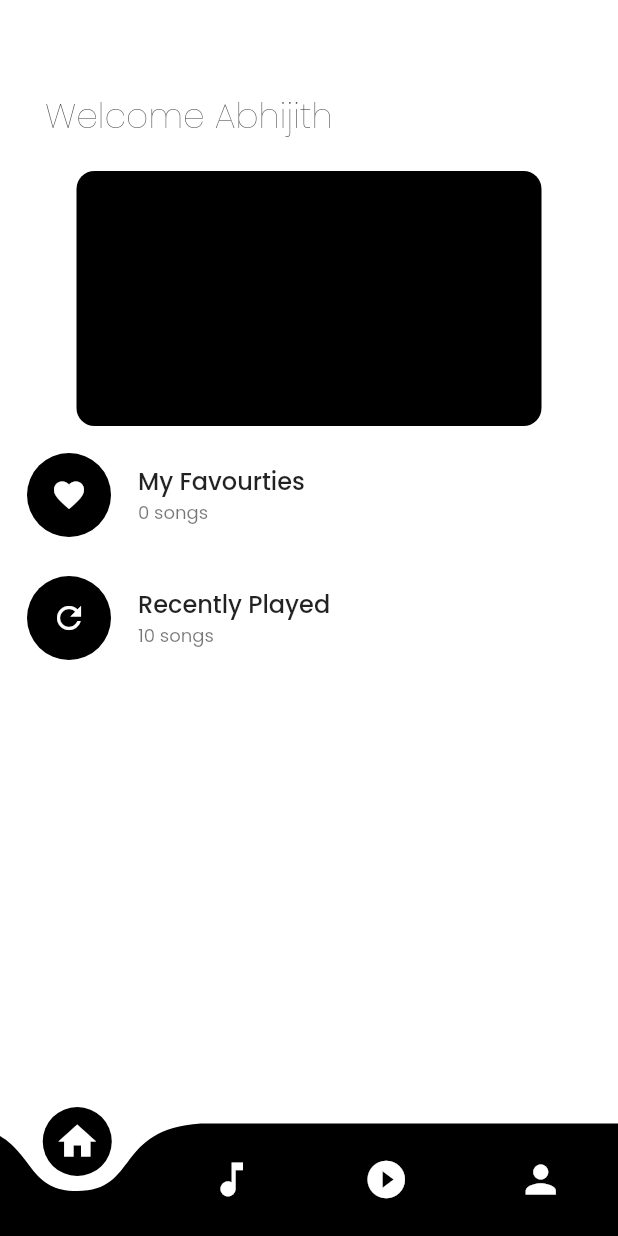
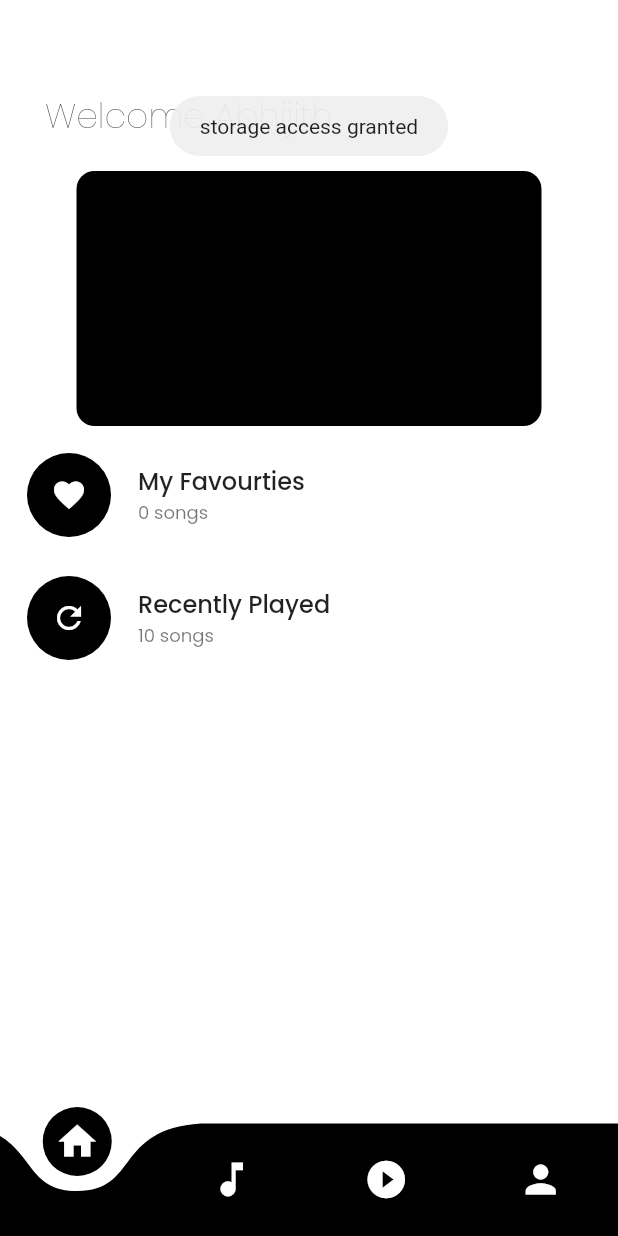
Before and after one commit to AbhijithNellikkat/MvPlayer, a Flutter app: the screen it shows after launch, after a tap on "Skip", after a tap on "explore the app", on a phone screen of 412 x 824 dp. Run offline on Flutter 3.47's test engine with Material 2 defaults, Android fonts, the light colour scheme and no system bars; drawn by our look-alikes of carousel_slider, curved_navigation_bar; our stand-ins replace anim_search_bar, flutter_onboarding_slider, fluttertoast, get, google_fonts, just_audio and 4 more.

Commit message:
Permission code changed

```diff
--- a/lib/app/modules/home/controllers/home_controller.dart
+++ b/lib/app/modules/home/controllers/home_controller.dart
@@ -1,3 +1,31 @@
 import 'package:get/get.dart';
+import 'package:permission_handler/permission_handler.dart';
+import 'package:fluttertoast/fluttertoast.dart';
 
-class HomeController extends GetxController {}
+class HomeController extends GetxController {
+  @override
+  void onInit() {
+    super.onInit();
+    checkPermission();
+  }
+
+  checkPermission() async {
+    var status = await Permission.storage.status;
+    if (status.isGranted) {
+      Fluttertoast.showToast(msg: 'storage access granted', gravity: ToastGravity.TOP);
+    } else if (status.isDenied) {
+      requestStoragePermission();
+    }
+  }
+
+  void requestStoragePermission() async {
+    var status = await Permission.storage.request();
+    if (status.isGranted) {
+       Fluttertoast.showToast(msg: 'storage access granted', gravity: ToastGravity.TOP);
+    } else if (status.isDenied) {
+       Fluttertoast.showToast(msg: 'storage access Denied', gravity: ToastGravity.TOP);
+    } else if (status.isPermanentlyDenied) {
+       Fluttertoast.showToast(msg: 'storage access PermanentlyDenied', gravity: ToastGravity.TOP);
+    }
+  }
+}
--- a/lib/app/modules/home/views/bottom_navbar_view.dart
+++ b/lib/app/modules/home/views/bottom_navbar_view.dart
@@ -2,8 +2,6 @@ import 'package:curved_navigation_bar/curved_navigation_bar.dart';
 import 'package:flutter/material.dart';
 import 'package:get/get.dart';
 import 'package:mv_player/app/modules/home/views/home_view.dart';
-import 'package:mv_player/app/modules/musics/controllers/all_musics_player_controller.dart';
-
 import '../../musics/views/musics_view.dart';
 import '../../profile/views/profile_view.dart';
 import '../../videos/views/videos_view.dart';
@@ -15,7 +13,6 @@ class BottomNavbarView extends StatelessWidget {
 
   final NavBarController navBarController = Get.find();
 
-
   GlobalKey<CurvedNavigationBarState> bottomNavigationKey = GlobalKey();
 
   @override
@@ -26,10 +23,10 @@ class BottomNavbarView extends StatelessWidget {
           body: IndexedStack(
             index: navBarController.tabIndex,
             children: [
-              HomeView(),
+              const HomeView(),
               MusicsView(),
-              VideosView(),
-              ProfileView(),
+              const VideosView(),
+              const ProfileView(),
             ],
           ),
           bottomNavigationBar: CurvedNavigationBar(
--- a/lib/app/modules/home/views/home_view.dart
+++ b/lib/app/modules/home/views/home_view.dart
@@ -1,6 +1,8 @@
 import 'package:carousel_slider/carousel_slider.dart';
 import 'package:flutter/material.dart';
+import 'package:get/get.dart';
 import 'package:google_fonts/google_fonts.dart';
+import 'package:mv_player/app/modules/home/controllers/home_controller.dart';
 import 'package:mv_player/app/modules/musics/widgets/my_favourties_widget.dart';
 
 import '../../recentlyPlayed/views/recently_played_view.dart';
@@ -20,6 +22,8 @@ class _HomeViewState extends State<HomeView> {
   ];
 
   final CarouselController carouselController = CarouselController();
+  final HomeController homeController = Get.find();
+
   int currentIndex = 0;
 
   @override
--- a/lib/app/modules/musics/controllers/all_musics_player_controller.dart
+++ b/lib/app/modules/musics/controllers/all_musics_player_controller.dart
@@ -1,27 +1,13 @@
 import 'package:get/get.dart';
 import 'package:just_audio/just_audio.dart';
 import 'package:on_audio_query/on_audio_query.dart';
-import 'package:permission_handler/permission_handler.dart';
 
 class AllMusicsPlayerController extends GetxController {
   final OnAudioQuery audioQuery = OnAudioQuery();
 
   final AudioPlayer audioPlayer = AudioPlayer();
 
-  @override
-  void onInit() {
-    super.onInit();
-    checkPermission();
-  }
 
-  checkPermission() async {
-    var permission = await Permission.storage.request();
-
-    if (permission.isGranted) {
-    } else {
-      checkPermission();
-    }
-  }
 
   playSong(String? uri) async {
     await audioPlayer.setAudioSource(AudioSource.uri(Uri.parse(uri!)));
--- a/lib/app/modules/musics/views/musics_view.dart
+++ b/lib/app/modules/musics/views/musics_view.dart
@@ -5,7 +5,6 @@ import 'package:mv_player/app/modules/musics/controllers/musics_controller.dart'
 import 'package:mv_player/app/modules/musics/views/favourites_view.dart';
 import 'package:mv_player/app/modules/musics/views/playlists_view.dart';
 import 'package:mv_player/app/modules/musics/views/tracks_view.dart';
-
 
 // ignore: must_be_immutable
 class MusicsView extends GetView<MusicsController> {
--- a/lib/app/modules/musics/views/tracks_view.dart
+++ b/lib/app/modules/musics/views/tracks_view.dart
@@ -12,13 +12,13 @@ class TracksView extends StatelessWidget {
   final AllMusicsPlayerController allMusicsPlayerController = Get.find();
   @override
   Widget build(BuildContext context) {
-    return Scaffold(
-      body: songsListView(controller: allMusicsPlayerController),
+    return const Scaffold(
+      body: Center(child: Text("Tracks"),)
     );
   }
 }
 
-Widget songsListView({required controller}) {
+Widget songsListView({required AllMusicsPlayerController controller}) {
   return FutureBuilder<List<SongModel>>(
     future: controller.audioQuery.querySongs(
         ignoreCase: true,
--- a/lib/app/modules/onbording/views/onbording_view.dart
+++ b/lib/app/modules/onbording/views/onbording_view.dart
@@ -18,7 +18,7 @@ class OnbordingView extends GetView<OnbordingController> {
           headerBackgroundColor: Constants.white,
           finishButtonTextStyle: const TextStyle(fontSize: 13),
           onFinish: () {
-            Get.toNamed(Routes.BOTTOMNAVIGATIONBAR);
+            Get.offAndToNamed(Routes.BOTTOMNAVIGATIONBAR);
           },
           finishButtonText: 'explore the app',
           skipIcon: const Icon(
--- a/pubspec.yaml
+++ b/pubspec.yaml
@@ -23,6 +23,7 @@ dependencies:
   on_audio_query: ^2.9.0
   rxdart: ^0.27.7
   audio_video_progress_bar: ^2.0.1
+  fluttertoast: ^8.2.2
 
 
 
```
Also changed, not shown: pubspec.lock, 1 other file.
